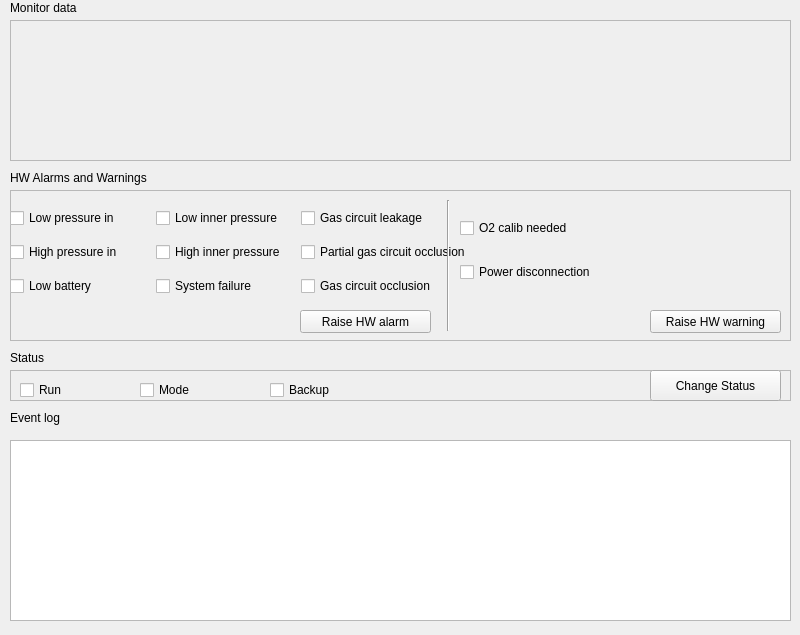
Old version of the form gui/communication/fakeesp32.ui in the repository MariuszSuchenek/MVM_GUI_test2.
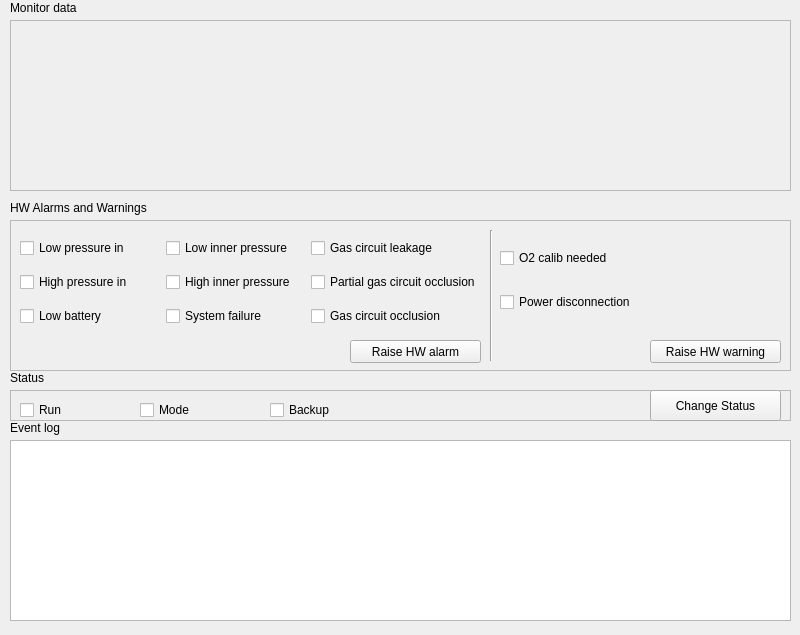
New version of the form.

Commit message: rearrange some widgets

```diff
--- a/gui/communication/fakeesp32.ui
+++ b/gui/communication/fakeesp32.ui
@@ -18,7 +18,7 @@
     <property name="geometry">
      <rect>
       <x>10</x>
-      <y>190</y>
+      <y>220</y>
       <width>781</width>
       <height>151</height>
      </rect>
@@ -32,7 +32,7 @@
     <widget class="QPushButton" name="raise_alarm_btn">
      <property name="geometry">
       <rect>
-       <x>290</x>
+       <x>340</x>
        <y>120</y>
        <width>131</width>
        <height>23</height>
@@ -45,7 +45,7 @@
     <widget class="QWidget" name="gridLayoutWidget">
      <property name="geometry">
       <rect>
-       <x>0</x>
+       <x>10</x>
        <y>10</y>
        <width>461</width>
        <height>104</height>
@@ -120,9 +120,9 @@
     <widget class="QWidget" name="gridLayoutWidget_2">
      <property name="geometry">
       <rect>
-       <x>450</x>
+       <x>490</x>
        <y>10</y>
-       <width>321</width>
+       <width>281</width>
        <height>101</height>
       </rect>
      </property>
@@ -159,7 +159,7 @@
     <widget class="Line" name="line">
      <property name="geometry">
       <rect>
-       <x>430</x>
+       <x>473</x>
        <y>10</y>
        <width>16</width>
        <height>131</height>
@@ -174,7 +174,7 @@
     <property name="geometry">
      <rect>
       <x>10</x>
-      <y>410</y>
+      <y>420</y>
       <width>131</width>
       <height>16</height>
      </rect>
@@ -187,7 +187,7 @@
     <property name="geometry">
      <rect>
       <x>10</x>
-      <y>170</y>
+      <y>200</y>
       <width>221</width>
       <height>16</height>
      </rect>
@@ -202,7 +202,7 @@
       <x>10</x>
       <y>20</y>
       <width>781</width>
-      <height>141</height>
+      <height>171</height>
      </rect>
     </property>
     <property name="frameShape">
@@ -217,7 +217,7 @@
        <x>10</x>
        <y>10</y>
        <width>761</width>
-       <height>121</height>
+       <height>151</height>
       </rect>
      </property>
      <layout class="QGridLayout" name="monitors_grid"/>
@@ -253,7 +253,7 @@
     <property name="geometry">
      <rect>
       <x>10</x>
-      <y>370</y>
+      <y>390</y>
       <width>781</width>
       <height>31</height>
      </rect>
@@ -321,7 +321,7 @@
     <property name="geometry">
      <rect>
       <x>10</x>
-      <y>350</y>
+      <y>370</y>
       <width>111</width>
       <height>16</height>
      </rect>
```
